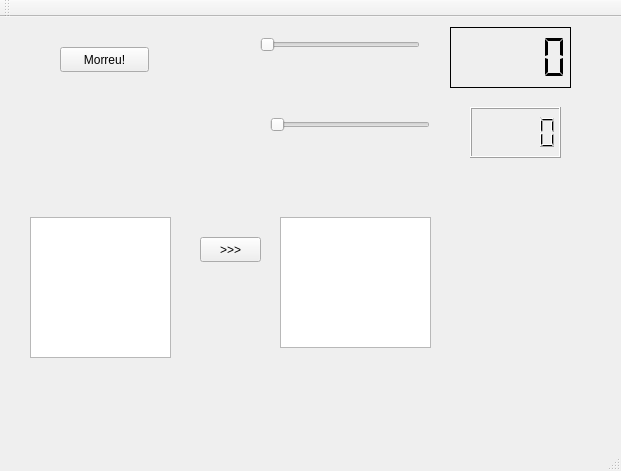
First picture: the form in helloqt/mainwindow.ui, repository agostinhobritojr/dca1202, before the edit.
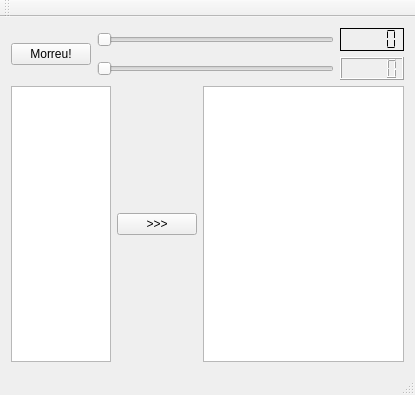
Second picture: the form after the edit.

```diff
--- a/helloqt/mainwindow.ui
+++ b/helloqt/mainwindow.ui
@@ -6,36 +6,30 @@
    <rect>
     <x>0</x>
     <y>0</y>
-    <width>621</width>
-    <height>471</height>
+    <width>415</width>
+    <height>395</height>
    </rect>
   </property>
   <property name="windowTitle">
    <string>MainWindow</string>
   </property>
   <widget class="QWidget" name="centralWidget">
+   <layout class="QVBoxLayout" name="verticalLayout_2">
+    <item>
+     <layout class="QHBoxLayout" name="horizontalLayout_3">
+      <item>
    <widget class="QPushButton" name="pushButtonMorreu">
-    <property name="geometry">
-     <rect>
-      <x>60</x>
-      <y>30</y>
-      <width>89</width>
-      <height>25</height>
-     </rect>
-    </property>
     <property name="text">
      <string>Morreu!</string>
     </property>
    </widget>
+      </item>
+      <item>
+       <layout class="QVBoxLayout" name="verticalLayout">
+        <item>
+         <layout class="QHBoxLayout" name="horizontalLayout_2">
+          <item>
    <widget class="QSlider" name="horizontalSlider">
-    <property name="geometry">
-     <rect>
-      <x>260</x>
-      <y>20</y>
-      <width>160</width>
-      <height>16</height>
-     </rect>
-    </property>
     <property name="maximum">
      <number>200</number>
     </property>
@@ -43,15 +37,9 @@
      <enum>Qt::Horizontal</enum>
     </property>
    </widget>
+          </item>
+          <item>
    <widget class="QLCDNumber" name="lcdNumber">
-    <property name="geometry">
-     <rect>
-      <x>450</x>
-      <y>10</y>
-      <width>121</width>
-      <height>61</height>
-     </rect>
-    </property>
     <property name="frameShadow">
      <enum>QFrame::Plain</enum>
     </property>
@@ -59,62 +47,45 @@
      <enum>QLCDNumber::Flat</enum>
     </property>
    </widget>
+          </item>
+         </layout>
+        </item>
+        <item>
+         <layout class="QHBoxLayout" name="horizontalLayout">
+          <item>
    <widget class="QSlider" name="horizontalSliderTeste">
-    <property name="geometry">
-     <rect>
-      <x>270</x>
-      <y>100</y>
-      <width>160</width>
-      <height>16</height>
-     </rect>
-    </property>
     <property name="orientation">
      <enum>Qt::Horizontal</enum>
     </property>
    </widget>
-   <widget class="QLCDNumber" name="lcdNumberTeste">
-    <property name="geometry">
-     <rect>
-      <x>470</x>
-      <y>90</y>
-      <width>91</width>
-      <height>51</height>
-     </rect>
-    </property>
-   </widget>
-   <widget class="QPlainTextEdit" name="plainTextEdit">
-    <property name="geometry">
-     <rect>
-      <x>30</x>
-      <y>200</y>
-      <width>141</width>
-      <height>141</height>
-     </rect>
-    </property>
-   </widget>
-   <widget class="QTextEdit" name="textEdit">
-    <property name="geometry">
-     <rect>
-      <x>280</x>
-      <y>200</y>
-      <width>151</width>
-      <height>131</height>
-     </rect>
-    </property>
-   </widget>
-   <widget class="QPushButton" name="pushButton">
-    <property name="geometry">
-     <rect>
-      <x>200</x>
-      <y>220</y>
-      <width>61</width>
-      <height>25</height>
-     </rect>
-    </property>
+          </item>
+          <item>
+           <widget class="QLCDNumber" name="lcdNumberTeste"/>
+          </item>
+         </layout>
+        </item>
+       </layout>
+      </item>
+     </layout>
+    </item>
+    <item>
+     <layout class="QHBoxLayout" name="horizontalLayout_4" stretch="30,10,60">
+      <item>
+       <widget class="QPlainTextEdit" name="plainTextEdit"/>
+      </item>
+      <item>
+       <widget class="QPushButton" name="pushButtonCopia">
     <property name="text">
      <string>&gt;&gt;&gt;</string>
     </property>
    </widget>
+      </item>
+      <item>
+       <widget class="QTextEdit" name="textEdit"/>
+      </item>
+     </layout>
+    </item>
+   </layout>
   </widget>
   <widget class="QMenuBar" name="menuBar">
    <property name="geometry">
```
Left out of the diff: 2 changed lines with no effect on the pictures. Lines whose indentation alone changed are shown as unchanged.
